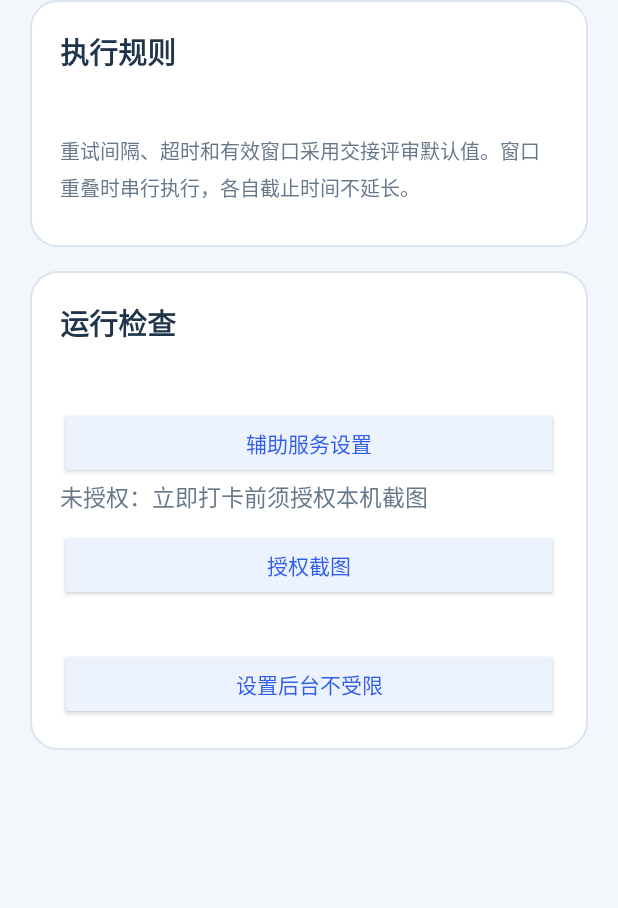
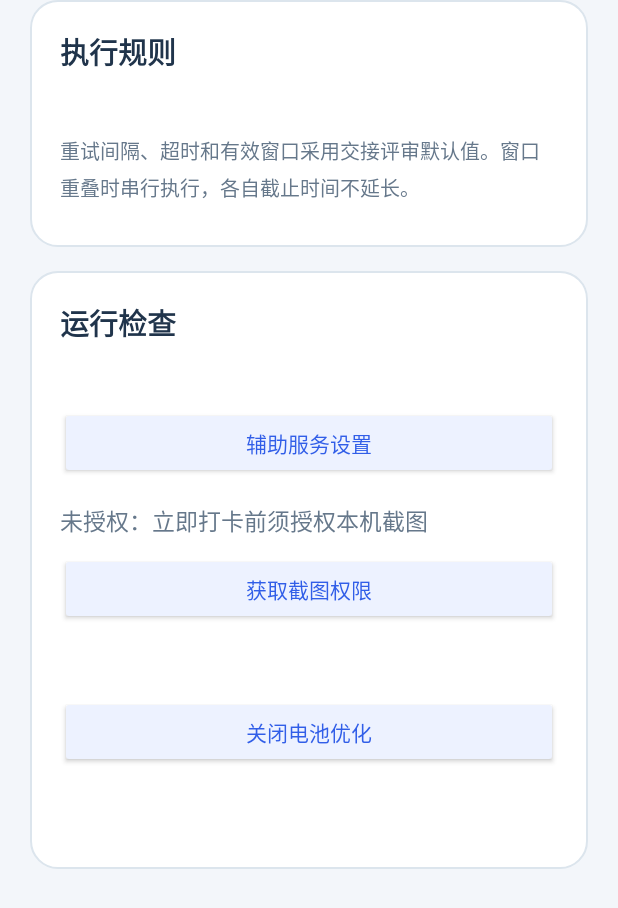
Before and after one commit to Xiaohuidog/niuma-ding, an Android app: the layout page_settings.xml on its own in the app's theme, with its tools: preview values and no code run, on a phone screen of 412 x 824 dp. Shown: the top 908 px of the screen. Run offline under Robolectric (Android 15) with nearby library versions, the phone set to English and light mode, and no system bars.

Commit message:
feat: show battery optimization status in version 0.0.3

```diff
--- a/app/build.gradle.kts
+++ b/app/build.gradle.kts
@@ -8,8 +8,8 @@ android {
         applicationId = "com.niuma.ding"
         minSdk = 26
         targetSdk = 35
-        versionCode = 2
-        versionName = "0.0.2"
+        versionCode = 3
+        versionName = "0.0.3"
         testInstrumentationRunner = "androidx.test.runner.AndroidJUnitRunner"
     }
     compileOptions { sourceCompatibility = JavaVersion.VERSION_17; targetCompatibility = JavaVersion.VERSION_17 }
--- a/app/src/main/res/layout/page_settings.xml
+++ b/app/src/main/res/layout/page_settings.xml
@@ -3,10 +3,11 @@
 <LinearLayout android:id="@+id/checkCard" style="@style/Card">
     <TextView style="@style/Heading" android:text="运行检查"/>
     <TextView android:id="@+id/accessibilityStatus" style="@style/CheckDetail"/>
-    <Button android:id="@+id/accessibilitySettings" style="@style/Action" android:text="辅助服务设置"/>
+    <Button android:id="@+id/accessibilitySettings" style="@style/Action" android:layout_marginBottom="16dp" android:text="辅助服务设置"/>
     <TextView android:id="@+id/captureStatus" style="@style/CheckDetail" android:text="未授权：立即打卡前须授权本机截图"/>
-    <Button android:id="@+id/authorizeCapture" style="@style/Action" android:text="授权截图"/>
+    <Button android:id="@+id/authorizeCapture" style="@style/Action" android:layout_marginBottom="16dp" android:text="获取截图权限"/>
+    <TextView android:id="@+id/batteryOptimizationStatus" style="@style/CheckDetail"/>
+    <Button android:id="@+id/allowBackground" style="@style/Action" android:layout_marginBottom="16dp" android:text="关闭电池优化"/>
     <TextView android:id="@+id/checkResults" style="@style/CheckDetail"/>
-    <Button android:id="@+id/allowBackground" style="@style/Action" android:text="设置后台不受限"/>
 </LinearLayout>
 </LinearLayout></ScrollView>
```
Also changed, not shown: app/src/main/java/com/niuma/checkin/MainActivity.kt (+7 -2 lines), 1 other file.
